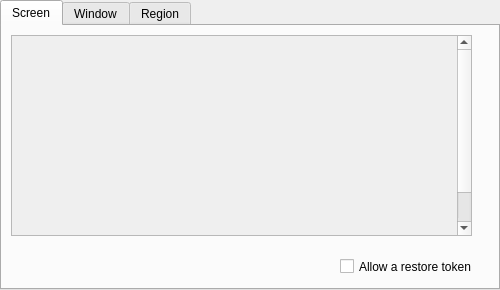
The window that hyprland-share-picker/mainpicker.ui (hyprwm/xdg-desktop-portal-hyprland) describes before a commit, drawn with Qt 5.
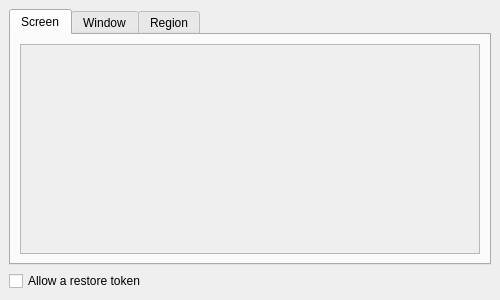
The same window after the commit.

Commit message:
picker: Allow dialog resizing (#173)
* picker: Allow dialog resizing

* picker: Smaller dialog and remember size changes

* picker: Save size in temp files

The edit to the form file:
```diff
--- a/hyprland-share-picker/mainpicker.ui
+++ b/hyprland-share-picker/mainpicker.ui
@@ -7,9 +7,15 @@
     <x>0</x>
     <y>0</y>
     <width>500</width>
-    <height>290</height>
+    <height>300</height>
    </rect>
   </property>
+  <property name="sizePolicy">
+   <sizepolicy hsizetype="Expanding" vsizetype="Expanding">
+    <horstretch>0</horstretch>
+    <verstretch>0</verstretch>
+   </sizepolicy>
+  </property>
   <property name="minimumSize">
    <size>
     <width>500</width>
@@ -18,47 +24,58 @@
   </property>
   <property name="maximumSize">
    <size>
-    <width>500</width>
-    <height>290</height>
+    <width>1280</width>
+    <height>800</height>
    </size>
   </property>
   <property name="windowTitle">
    <string>MainPicker</string>
   </property>
   <widget class="QWidget" name="centralwidget">
+   <property name="sizePolicy">
+    <sizepolicy hsizetype="Expanding" vsizetype="Expanding">
+     <horstretch>0</horstretch>
+     <verstretch>0</verstretch>
+    </sizepolicy>
+   </property>
    <property name="minimumSize">
     <size>
-     <width>500</width>
-     <height>290</height>
+     <width>0</width>
+     <height>0</height>
     </size>
    </property>
    <property name="maximumSize">
     <size>
-     <width>500</width>
-     <height>290</height>
+     <width>1280</width>
+     <height>800</height>
     </size>
    </property>
+   <layout class="QVBoxLayout" name="verticalLayout_2">
+    <item>
+     <layout class="QVBoxLayout" name="verticalLayout">
+      <item>
    <widget class="QTabWidget" name="tabWidget">
-    <property name="geometry">
-     <rect>
-      <x>0</x>
-      <y>0</y>
-      <width>500</width>
-      <height>290</height>
-     </rect>
+        <property name="sizePolicy">
+         <sizepolicy hsizetype="Expanding" vsizetype="Expanding">
+          <horstretch>0</horstretch>
+          <verstretch>0</verstretch>
+         </sizepolicy>
     </property>
     <property name="minimumSize">
      <size>
-      <width>500</width>
-      <height>290</height>
+          <width>0</width>
+          <height>0</height>
      </size>
     </property>
     <property name="maximumSize">
      <size>
-      <width>500</width>
-      <height>290</height>
-     </size>
-    </property>
+          <width>16777215</width>
+          <height>16777215</height>
+         </size>
+        </property>
+        <property name="focusPolicy">
+         <enum>Qt::StrongFocus</enum>
+        </property>
     <property name="toolTip">
      <string/>
     </property>
@@ -69,44 +86,87 @@
      <number>0</number>
     </property>
     <widget class="QWidget" name="screens">
+         <property name="sizePolicy">
+          <sizepolicy hsizetype="Expanding" vsizetype="Expanding">
+           <horstretch>0</horstretch>
+           <verstretch>0</verstretch>
+          </sizepolicy>
+         </property>
+         <property name="layoutDirection">
+          <enum>Qt::LeftToRight</enum>
+         </property>
      <attribute name="title">
       <string>Screen</string>
      </attribute>
+         <layout class="QGridLayout" name="gridLayout_2">
+          <item row="0" column="0">
      <widget class="QScrollArea" name="scrollArea">
-      <property name="geometry">
-       <rect>
-        <x>9</x>
-        <y>9</y>
-        <width>461</width>
-        <height>201</height>
-       </rect>
+            <property name="sizePolicy">
+             <sizepolicy hsizetype="Expanding" vsizetype="Expanding">
+              <horstretch>0</horstretch>
+              <verstretch>0</verstretch>
+             </sizepolicy>
+            </property>
+            <property name="focusPolicy">
+             <enum>Qt::NoFocus</enum>
       </property>
       <property name="horizontalScrollBarPolicy">
        <enum>Qt::ScrollBarAlwaysOff</enum>
       </property>
+            <property name="sizeAdjustPolicy">
+             <enum>QAbstractScrollArea::AdjustIgnored</enum>
+            </property>
       <property name="widgetResizable">
-       <bool>false</bool>
+             <bool>true</bool>
+            </property>
+            <property name="alignment">
+             <set>Qt::AlignLeading|Qt::AlignLeft|Qt::AlignTop</set>
       </property>
       <widget class="QWidget" name="scrollAreaWidgetContents">
+             <property name="enabled">
+              <bool>true</bool>
+             </property>
        <property name="geometry">
         <rect>
          <x>0</x>
          <y>0</y>
-         <width>459</width>
-         <height>239</height>
-        </rect>
-       </property>
+               <width>410</width>
+               <height>18</height>
+              </rect>
+             </property>
+             <property name="sizePolicy">
+              <sizepolicy hsizetype="Ignored" vsizetype="Maximum">
+               <horstretch>0</horstretch>
+               <verstretch>0</verstretch>
+              </sizepolicy>
+             </property>
        <property name="minimumSize">
         <size>
-         <width>459</width>
-         <height>239</height>
+               <width>0</width>
+               <height>0</height>
+              </size>
+             </property>
+             <property name="maximumSize">
+              <size>
+               <width>16777215</width>
+               <height>16777215</height>
         </size>
        </property>
        <property name="focusPolicy">
-        <enum>Qt::WheelFocus</enum>
-       </property>
-      </widget>
-     </widget>
+              <enum>Qt::NoFocus</enum>
+             </property>
+             <layout class="QVBoxLayout" name="screensScrollAreaLayout">
+              <property name="spacing">
+               <number>6</number>
+              </property>
+              <property name="sizeConstraint">
+               <enum>QLayout::SetDefaultConstraint</enum>
+              </property>
+             </layout>
+            </widget>
+           </widget>
+          </item>
+         </layout>
     </widget>
     <widget class="QWidget" name="windows">
      <attribute name="title">
@@ -152,24 +212,34 @@
      <attribute name="title">
       <string>Region</string>
      </attribute>
-    </widget>
-   </widget>
+         <layout class="QHBoxLayout" name="horizontalLayout">
+          <property name="sizeConstraint">
+           <enum>QLayout::SetDefaultConstraint</enum>
+          </property>
+         </layout>
+        </widget>
+       </widget>
+      </item>
+      <item>
    <widget class="QCheckBox" name="checkBox">
-    <property name="geometry">
-     <rect>
-      <x>340</x>
-      <y>256</y>
-      <width>140</width>
-      <height>21</height>
-     </rect>
+        <property name="focusPolicy">
+         <enum>Qt::ClickFocus</enum>
     </property>
     <property name="toolTip">
-     <string>By selecting this, the application will be given a restore token that it can use to skip prompting you next time. Only select if you trust the application.</string>
+         <string>By selecting this, the application will be given a restore token that it can use to skip prompting you next time. 
+Only select if you trust the application.</string>
+        </property>
+        <property name="layoutDirection">
+         <enum>Qt::LeftToRight</enum>
     </property>
     <property name="text">
      <string>Allow a restore token</string>
     </property>
    </widget>
+      </item>
+     </layout>
+    </item>
+   </layout>
   </widget>
  </widget>
  <tabstops>
```
Left out of the diff: 71 changed lines with no effect on the pictures. Lines whose indentation alone changed are shown as unchanged. The commit also changes 1 other file.
